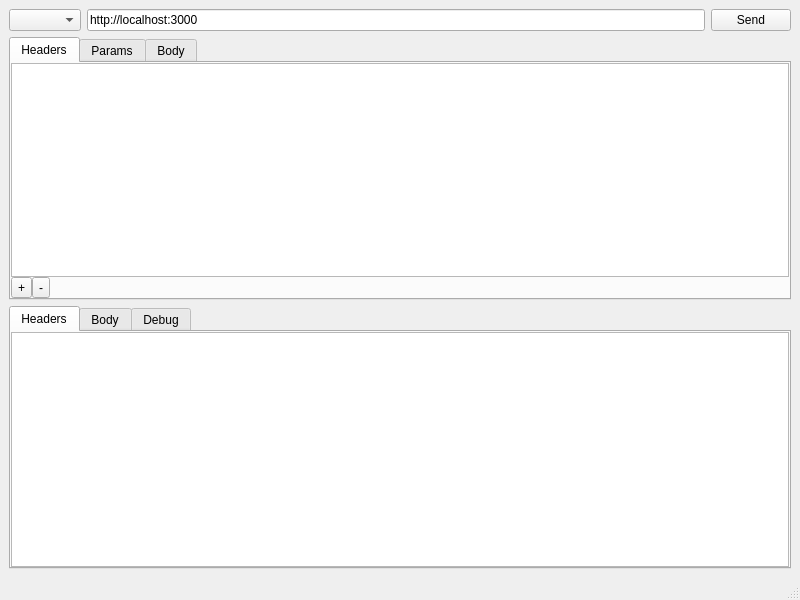
Qt form mainwindow.ui (jesusha123/comet) before a commit.
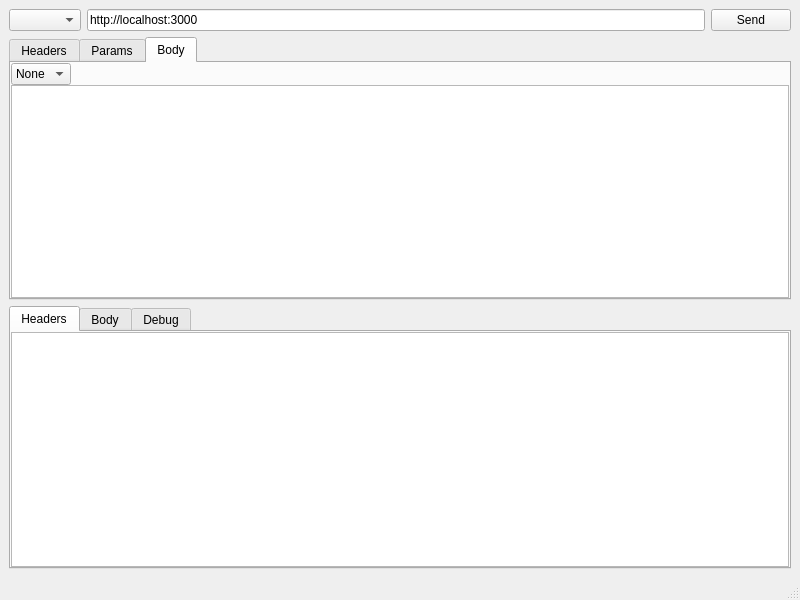
The same form after that commit. The open tabs and pages were chosen to show the change. Custom widgets are drawn as their Qt base class.

Commit message: Improve body support for requests (#8)

Diff of the .ui file:
```diff
--- a/mainwindow.ui
+++ b/mainwindow.ui
@@ -162,10 +162,88 @@
         </item>
        </layout>
       </widget>
-      <widget class="QPlainTextEdit" name="requestBodyPlainTextEdit">
+      <widget class="QWidget" name="bodyTab">
        <attribute name="title">
         <string>Body</string>
        </attribute>
+       <layout class="QVBoxLayout" name="verticalLayout_4">
+        <property name="spacing">
+         <number>0</number>
+        </property>
+        <property name="leftMargin">
+         <number>0</number>
+        </property>
+        <property name="topMargin">
+         <number>0</number>
+        </property>
+        <property name="rightMargin">
+         <number>0</number>
+        </property>
+        <property name="bottomMargin">
+         <number>0</number>
+        </property>
+        <item>
+         <layout class="QHBoxLayout" name="horizontalLayout_3">
+          <item>
+           <widget class="QComboBox" name="reqBodyComboBox">
+            <item>
+             <property name="text">
+              <string>None</string>
+             </property>
+            </item>
+            <item>
+             <property name="text">
+              <string>Text</string>
+             </property>
+            </item>
+           </widget>
+          </item>
+          <item>
+           <spacer name="horizontalSpacer_3">
+            <property name="orientation">
+             <enum>Qt::Horizontal</enum>
+            </property>
+            <property name="sizeHint" stdset="0">
+             <size>
+              <width>40</width>
+              <height>20</height>
+             </size>
+            </property>
+           </spacer>
+          </item>
+         </layout>
+        </item>
+        <item>
+         <widget class="QStackedWidget" name="reqBodyStackedWidget">
+          <property name="currentIndex">
+           <number>0</number>
+          </property>
+          <widget class="QWidget" name="page1"/>
+          <widget class="QWidget" name="page2">
+           <layout class="QGridLayout" name="gridLayout">
+            <property name="leftMargin">
+             <number>0</number>
+            </property>
+            <property name="topMargin">
+             <number>0</number>
+            </property>
+            <property name="rightMargin">
+             <number>0</number>
+            </property>
+            <property name="bottomMargin">
+             <number>0</number>
+            </property>
+            <property name="spacing">
+             <number>0</number>
+            </property>
+            <item row="0" column="0">
+             <widget class="QPlainTextEdit" name="requestBodyPlainTextEdit"/>
+            </item>
+           </layout>
+          </widget>
+         </widget>
+        </item>
+       </layout>
       </widget>
      </widget>
     </item>
```
The commit also changes 8 other files.
